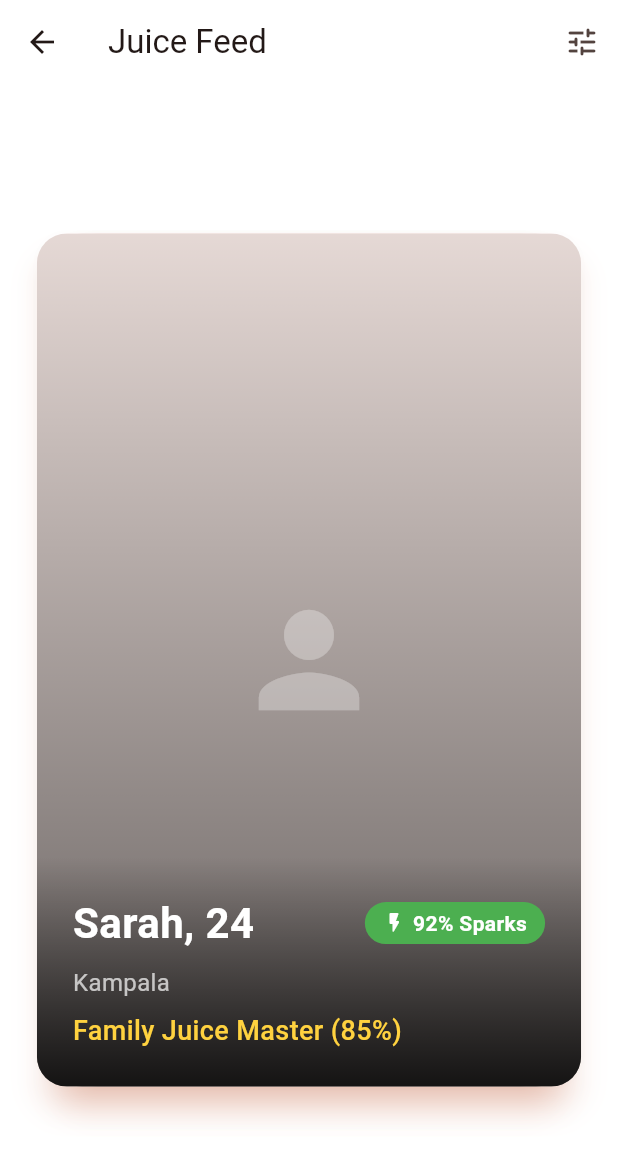
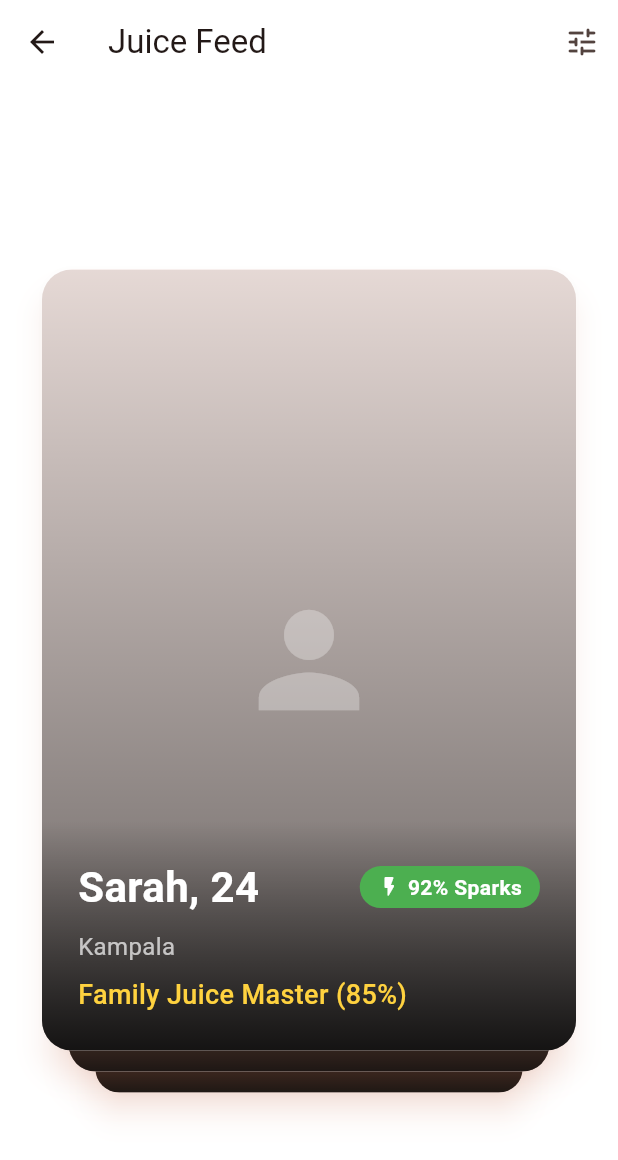
Before and after one commit to hassanmubiru/Juicedatesv2, a Flutter app: the JuiceFeedScreen screen opened directly, on a phone screen of 412 x 824 dp. Shown: the top 1160 px of the screen. Run offline on Flutter 3.47's test engine with Material 3 defaults, Android fonts, the phone set to English and light mode, and no system bars; drawn by our look-alikes of flutter_card_swiper, flutter_tindercard; our stand-ins replace cloud_firestore, firebase_auth, firebase_core, flutter_bloc, lottie; accounts and stored records are empty.

Commit message:
modified:   lib/features/home/juice_feed_screen.dart

```diff
--- a/lib/features/home/juice_feed_screen.dart
+++ b/lib/features/home/juice_feed_screen.dart
@@ -1,5 +1,5 @@
 import 'package:flutter/material.dart';
-import 'package:flutter_tindercard/flutter_tindercard.dart';
+import 'package:flutter_card_swiper/flutter_card_swiper.dart';
 import '../../core/theme/juice_theme.dart';
 import '../../widgets/juice_card.dart';
 
@@ -11,7 +11,7 @@ class JuiceFeedScreen extends StatefulWidget {
 }
 
 class _JuiceFeedScreenState extends State<JuiceFeedScreen> {
-  CardController controller = CardController();
+  final CardSwiperController controller = CardSwiperController();
 
   final List<Map<String, dynamic>> _mockUsers = [
     {
@@ -38,6 +38,12 @@ class _JuiceFeedScreenState extends State<JuiceFeedScreen> {
   ];
 
   @override
+  void dispose() {
+    controller.dispose();
+    super.dispose();
+  }
+
+  @override
   Widget build(BuildContext context) {
     return Scaffold(
       appBar: AppBar(
@@ -52,30 +58,27 @@ class _JuiceFeedScreenState extends State<JuiceFeedScreen> {
       body: Center(
         child: SizedBox(
           height: MediaQuery.of(context).size.height * 0.7,
-          child: TinderSwapCard(
-            swipeUp: true,
-            swipeDown: true,
-            orientation: AmassOrientation.BOTTOM,
-            totalNum: _mockUsers.length,
-            stackNum: 3,
-            swipeEdge: 4.0,
-            maxWidth: MediaQuery.of(context).size.width * 0.9,
-            maxHeight: MediaQuery.of(context).size.height * 0.8,
-            minWidth: MediaQuery.of(context).size.width * 0.8,
-            minHeight: MediaQuery.of(context).size.height * 0.7,
-            cardBuilder: (context, index) {
+          child: CardSwiper(
+            controller: controller,
+            cardsCount: _mockUsers.length,
+            allowedSwipeDirection: const AllowedSwipeDirection.all(),
+            numberOfCardsDisplayed: 3,
+            backCardOffset: const Offset(0, 40),
+            padding: const EdgeInsets.all(24.0),
+            cardBuilder: (context, index, horizontalOffsetPercentage,
+                verticalOffsetPercentage) {
               return JuiceCard(user: _mockUsers[index]);
             },
-            cardController: controller,
-            swipeUpdateCallback: (details, align) {
-              if (align.x < 0) {
-                // Left swipe
-              } else if (align.x > 0) {
-                // Right swipe
+            onSwipe: (previousIndex, currentIndex, direction) {
+              if (direction == CardSwiperDirection.left) {
+                // Left swipe — pass
+              } else if (direction == CardSwiperDirection.right) {
+                // Right swipe — like
               }
+              return true; // return false to cancel the swipe
             },
-            swipeCompleteCallback: (orientation, index) {
-              // Handle completion
+            onEnd: () {
+              // All cards have been swiped
             },
           ),
         ),
```
